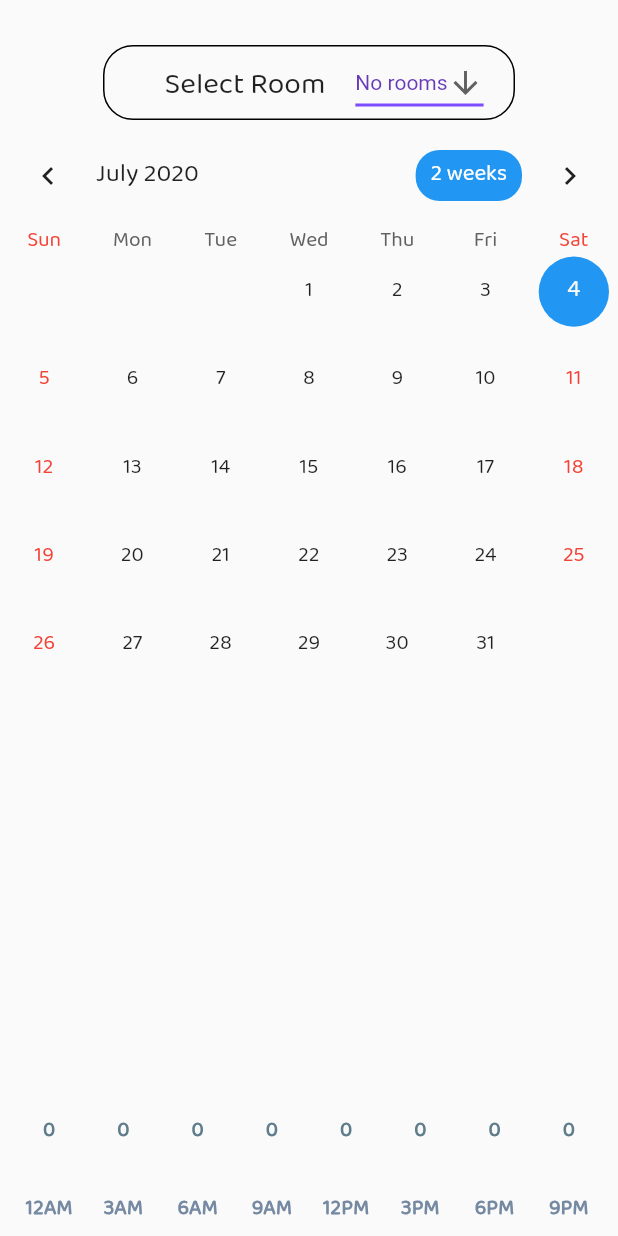
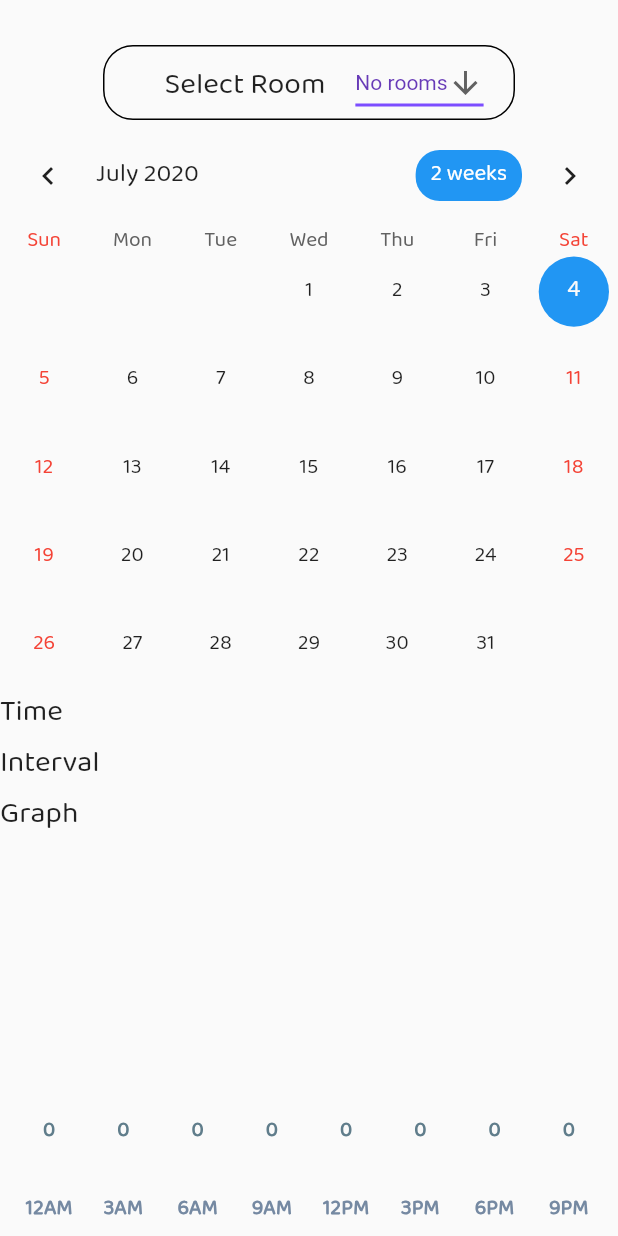
Before and after one commit to richardjoy530/ibis, a Flutter app: the CalenderPage screen opened directly, on a phone screen of 412 x 824 dp. Run offline on Flutter 3.47's test engine with Material 2 defaults, Android fonts, the phone set to English and light mode, and no system bars; drawn by our look-alikes of fl_chart, table_calendar; our stand-ins replace dots_indicator, flare_flutter, flutter_local_notifications, fluttertoast, percent_indicator, shared_preferences and 3 more; missing offline and left inert: qrscan, wifi_iot; accounts and stored records are empty.

```diff
--- a/lib/calender.dart
+++ b/lib/calender.dart
@@ -232,9 +232,14 @@ class _CalenderPageState extends State<CalenderPage> {
               ),
             ),
           ),
+
           Padding(
             padding: const EdgeInsets.fromLTRB(0.0, 5.0, 0.0, 0.0),
             child: _buildTableCalendar(),
+          ),
+          Padding(
+            padding: const EdgeInsets.fromLTRB(0.0,0.0,300.0,0.0),
+            child: Text("Time Interval Graph",style: TextStyle(fontSize: 20.0),),
           ),
           Expanded(
             child: Container(
```
